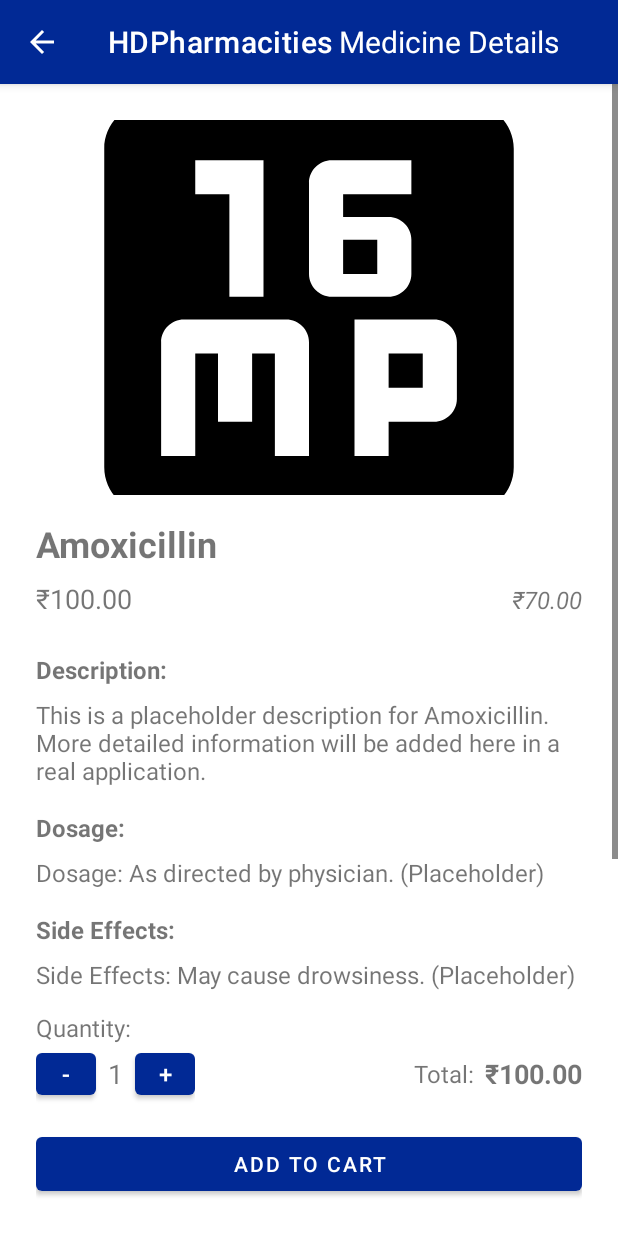
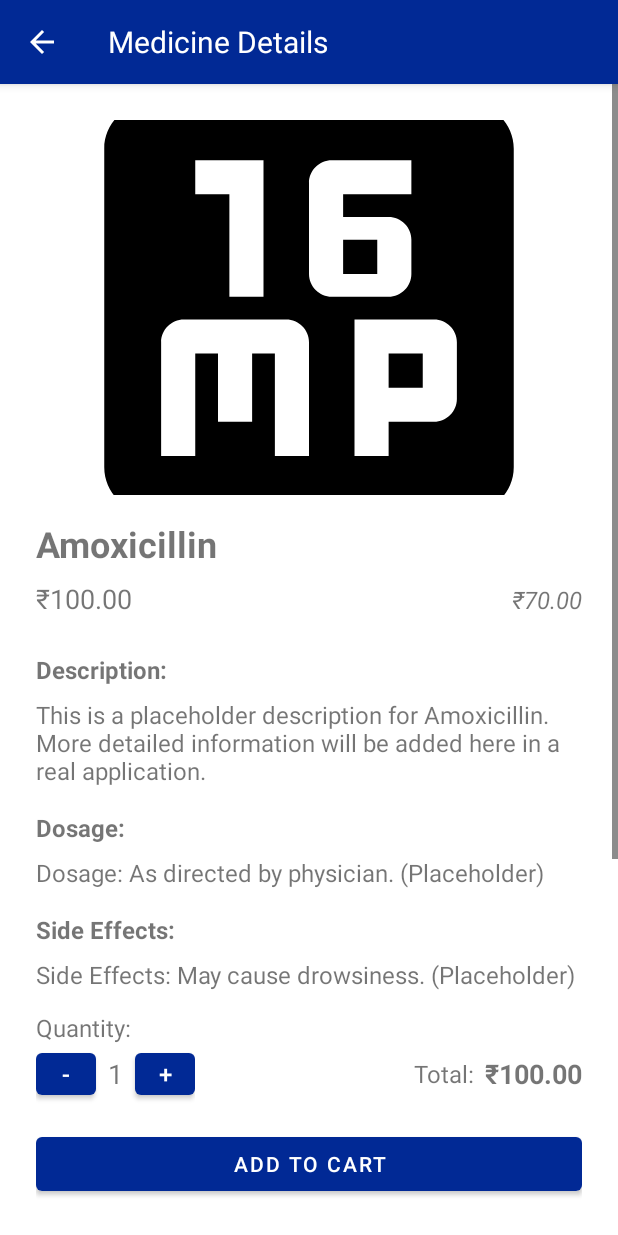
Before and after one commit to btdat2506/DHPharmacities, an Android app: the screen it shows after launch (ProductDetailActivity), after a tap on "Amoxicillin", on a phone screen of 412 x 824 dp. Run offline under Robolectric (Android 15) with nearby library versions, the phone set to English and light mode, and no system bars.

Commit message:
Remove the abundant word "HDPharmacities" on the Action Bar

```diff
--- a/app/src/main/java/com/example/testpharmacy/CartActivity.java
+++ b/app/src/main/java/com/example/testpharmacy/CartActivity.java
@@ -31,6 +31,7 @@ public class CartActivity extends AppCompatActivity {
         toolbar = findViewById(R.id.cart_toolbar);
         setSupportActionBar(toolbar);
         getSupportActionBar().setDisplayHomeAsUpEnabled(true); // Show back button
+        getSupportActionBar().setDisplayShowTitleEnabled(false); // Add this line to remove default title
 
         cartItemsRecyclerView = findViewById(R.id.cart_items_recycler_view);
         subtotalTextView = findViewById(R.id.cart_subtotal_text_view);
--- a/app/src/main/java/com/example/testpharmacy/CheckoutActivity.java
+++ b/app/src/main/java/com/example/testpharmacy/CheckoutActivity.java
@@ -32,6 +32,7 @@ public class CheckoutActivity extends AppCompatActivity {
         toolbar = findViewById(R.id.checkout_toolbar);
         setSupportActionBar(toolbar);
         getSupportActionBar().setDisplayHomeAsUpEnabled(true); // Show back button
+        getSupportActionBar().setDisplayShowTitleEnabled(false); // Add this line to remove default title
 
         checkoutItemsRecyclerView = findViewById(R.id.checkout_items_recycler_view);
         subtotalTextView = findViewById(R.id.checkout_subtotal_text_view);
--- a/app/src/main/java/com/example/testpharmacy/HomeActivity.java
+++ b/app/src/main/java/com/example/testpharmacy/HomeActivity.java
@@ -42,6 +42,7 @@ public class HomeActivity extends AppCompatActivity {
 
         toolbar = findViewById(R.id.home_toolbar);
         setSupportActionBar(toolbar); // Set Toolbar as ActionBar
+        getSupportActionBar().setDisplayShowTitleEnabled(false); // Add this line to remove default title
 
         tabLayout = findViewById(R.id.home_category_tabs);
         viewPager = findViewById(R.id.home_view_pager);
--- a/app/src/main/java/com/example/testpharmacy/ProductDetailActivity.java
+++ b/app/src/main/java/com/example/testpharmacy/ProductDetailActivity.java
@@ -34,6 +34,7 @@ public class ProductDetailActivity extends AppCompatActivity {
         toolbar = findViewById(R.id.product_detail_toolbar);
         setSupportActionBar(toolbar);
         getSupportActionBar().setDisplayHomeAsUpEnabled(true); // Show back button
+        getSupportActionBar().setDisplayShowTitleEnabled(false); // Add this line to remove default title
 
         medicineImageView = findViewById(R.id.detail_medicine_image_view);
         medicineNameTextView = findViewById(R.id.detail_medicine_name_text_view);
--- a/app/src/main/res/layout/activity_product_detail.xml
+++ b/app/src/main/res/layout/activity_product_detail.xml
@@ -253,10 +253,4 @@
 
     </LinearLayout>
 
-    <ImageView
-        android:id="@+id/imageView"
-        android:layout_width="match_parent"
-        android:layout_height="wrap_content"
-        tools:srcCompat="@tools:sample/avatars" />
-
 </LinearLayout>
```
